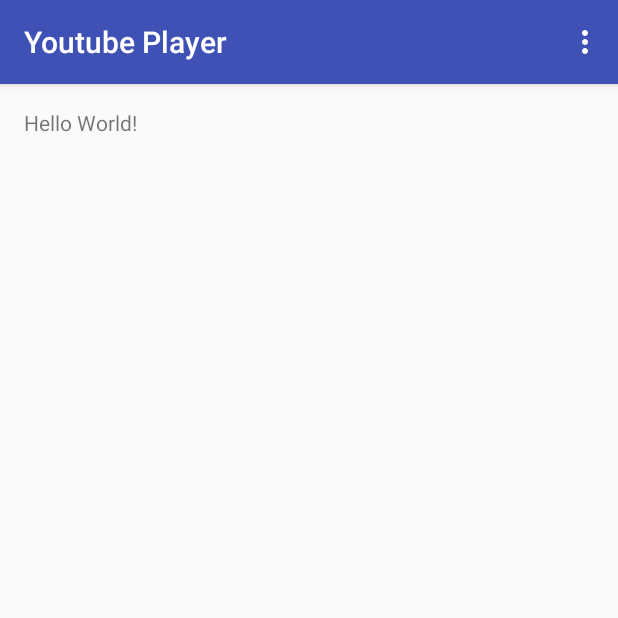
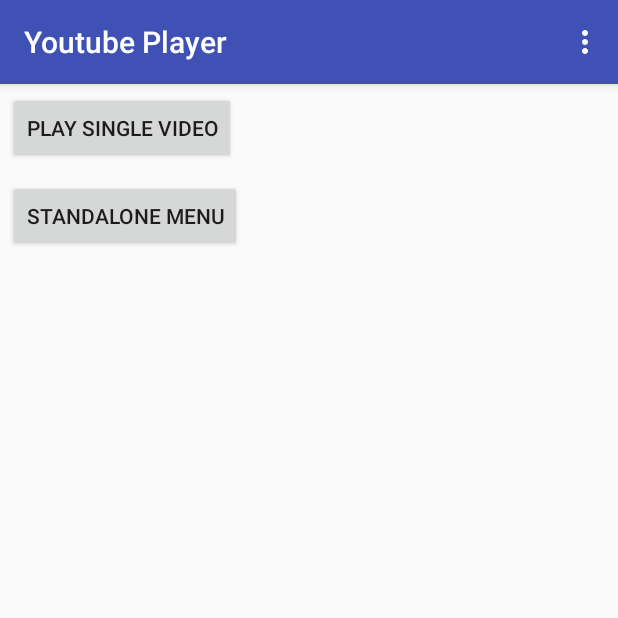
Before and after one commit to vygis83/Android_course, an Android app: the screen it shows after launch (MainActivity), on a phone screen of 412 x 824 dp, the top half of it. Run offline under Robolectric (Android 15) with nearby library versions, the phone set to English and light mode, and no system bars.

Commit message:
Youtube player finished

```diff
--- a/YoutubePlayer/app/src/main/java/com/vygutis/youtubeplayer/MainActivity.java
+++ b/YoutubePlayer/app/src/main/java/com/vygutis/youtubeplayer/MainActivity.java
@@ -1,12 +1,18 @@
 package com.vygutis.youtubeplayer;
 
+import android.content.Intent;
 import android.os.Bundle;
 import android.support.v7.app.AppCompatActivity;
 import android.support.v7.widget.Toolbar;
 import android.view.Menu;
 import android.view.MenuItem;
+import android.view.View;
+import android.widget.Button;
 
-public class MainActivity extends AppCompatActivity {
+public class MainActivity extends AppCompatActivity implements View.OnClickListener {
+
+    private Button btnSingle;
+    private Button btnStandalone;
 
     @Override
     protected void onCreate(Bundle savedInstanceState) {
@@ -14,6 +20,12 @@ public class MainActivity extends AppCompatActivity {
         setContentView(R.layout.activity_main);
         Toolbar toolbar = (Toolbar) findViewById(R.id.toolbar);
         setSupportActionBar(toolbar);
+
+        btnSingle = (Button) findViewById(R.id.btnPlaySingle);
+        btnStandalone = (Button) findViewById(R.id.btnStandalone);
+        btnSingle.setOnClickListener(this);
+        btnStandalone.setOnClickListener(this);
+
 
 //        FloatingActionButton fab = (FloatingActionButton) findViewById(R.id.fab);
 //        fab.setOnClickListener(new View.OnClickListener() {
@@ -46,4 +58,23 @@ public class MainActivity extends AppCompatActivity {
 
         return super.onOptionsItemSelected(item);
     }
+
+    @Override
+    public void onClick(View v) {
+        Intent intent = null;
+        switch (v.getId()) {
+            case (R.id.btnPlaySingle):
+                intent = new Intent(MainActivity.this, YoutubeActivity.class);
+                break;
+            case (R.id.btnStandalone):
+                intent = new Intent(MainActivity.this, StandaloneActivity.class);
+                break;
+            default:
+                break;
+        }
+
+        if(intent != null) {
+            startActivity(intent);
+        }
+    }
 }
--- a/YoutubePlayer/app/src/main/res/layout/content_main.xml
+++ b/YoutubePlayer/app/src/main/res/layout/content_main.xml
@@ -1,19 +1,26 @@
 <?xml version="1.0" encoding="utf-8"?>
-<RelativeLayout xmlns:android="http://schemas.android.com/apk/res/android"
+<LinearLayout xmlns:android="http://schemas.android.com/apk/res/android"
     xmlns:app="http://schemas.android.com/apk/res-auto"
     xmlns:tools="http://schemas.android.com/tools"
+    android:orientation="vertical"
     android:layout_width="match_parent"
     android:layout_height="match_parent"
-    android:paddingBottom="@dimen/activity_vertical_margin"
-    android:paddingLeft="@dimen/activity_horizontal_margin"
-    android:paddingRight="@dimen/activity_horizontal_margin"
-    android:paddingTop="@dimen/activity_vertical_margin"
     app:layout_behavior="@string/appbar_scrolling_view_behavior"
     tools:context="com.vygutis.youtubeplayer.MainActivity"
     tools:showIn="@layout/activity_main">
 
-    <TextView
+    <Button
+        android:id="@+id/btnPlaySingle"
         android:layout_width="wrap_content"
         android:layout_height="wrap_content"
-        android:text="Hello World!" />
-</RelativeLayout>
+        android:layout_margin="5dp"
+        android:text="@string/play_single"/>
+
+    <Button
+        android:id="@+id/btnStandalone"
+        android:layout_width="wrap_content"
+        android:layout_height="wrap_content"
+        android:layout_margin="5dp"
+        android:text="@string/sub_menu"/>
+
+</LinearLayout>
--- a/YoutubePlayer/app/src/main/res/values/strings.xml
+++ b/YoutubePlayer/app/src/main/res/values/strings.xml
@@ -6,4 +6,6 @@
     <string name="title_activity_standalone">Standalone Activity</string>
     <string name="play_video">Play video</string>
     <string name="play_playlist">Play Playlist</string>
+    <string name="play_single">Play single video</string>
+    <string name="sub_menu">Standalone Menu</string>
 </resources>
```
Also changed, not shown: YoutubePlayer/app/src/main/AndroidManifest.xml (+0 -16 lines), YoutubePlayer/app/src/main/res/layout/activity_youtube.xml (+0 -7 lines).
